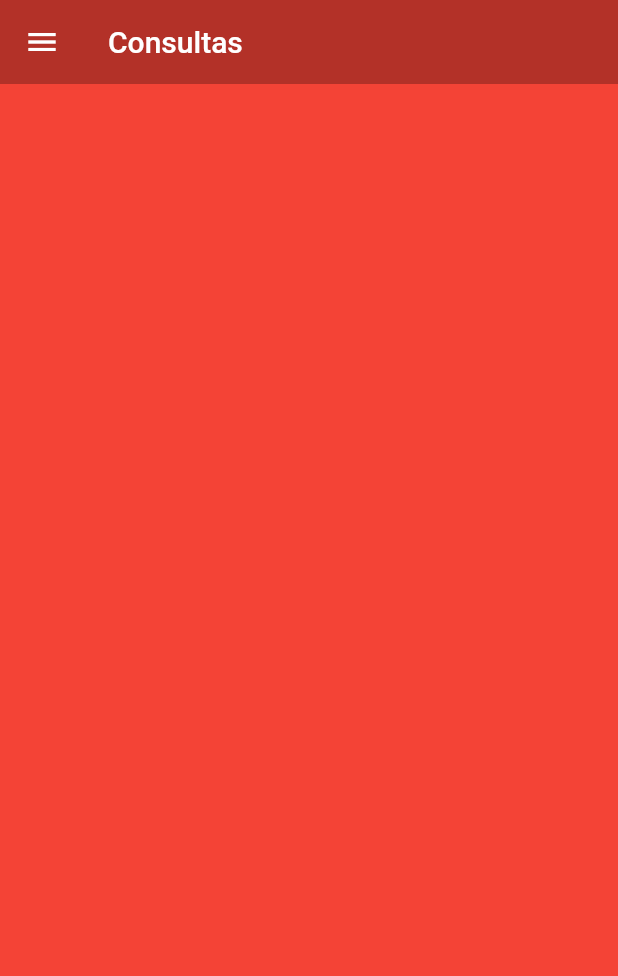
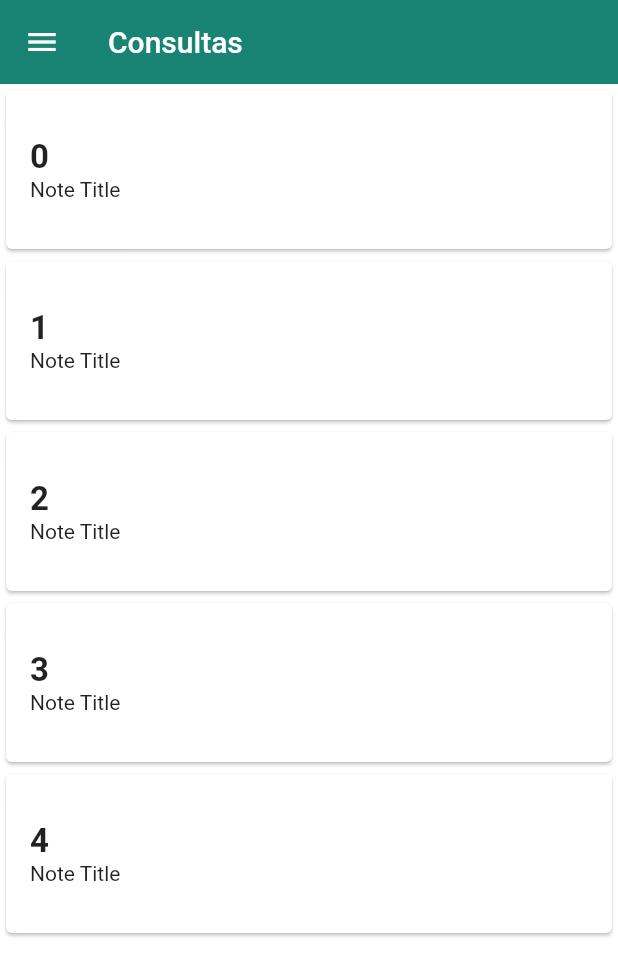
Before and after one commit to CarlosMarra33/saude_no_bolso, a Flutter app: the screen it shows after launch, swiped to page 4, on a phone screen of 412 x 824 dp. Shown: the top 976 px of the screen. Run offline on Flutter 3.47's test engine with Material 2 defaults, Android fonts, the phone set to English and light mode, and no system bars; our stand-ins replace cloud_firestore, firebase_auth, firebase_core, qr_flutter; accounts and stored records are empty; network calls fail.

Commit message:
listView_consultas

```diff
--- a/lib/screen/appointments_screen.dart
+++ b/lib/screen/appointments_screen.dart
@@ -1,19 +1,55 @@
+import 'dart:convert';
+
 import 'package:flutter/material.dart';
+import '../screen/profile_screen.dart';
 import 'package:saude_no_bolso/common/custom_drawer/custom_drawer.dart';
 
 class AppointmentsScreen extends StatelessWidget {
+  List list = [0, 1, 2, 3, 4];
+
   @override
   Widget build(BuildContext context) {
     return Scaffold(
-      extendBodyBehindAppBar: true,
+      extendBodyBehindAppBar: false,
       drawer: CustomDrawer(),
       appBar: AppBar(
-        backgroundColor: Color(0x44000000),
+        backgroundColor: Color.fromRGBO(26, 132, 116, 1),
         elevation: 0,
         title: Text("Consultas"),
       ),
       body: Container(
-        color: Colors.red,
+        color: Colors.white,
+        child: ListView.builder(
+          itemCount: list.length,
+          itemBuilder: (context, index) {
+            return InkWell(
+              child: Card(
+                color: Color.fromRGBO(255, 255, 255, 1),
+                child: Padding(
+                  padding: const EdgeInsets.only(
+                    top: 32.0, bottom: 32.0, left: 16.0, right: 16.0
+                    ),
+                  child: Column(
+                    crossAxisAlignment: CrossAxisAlignment.start,
+                    children: <Widget>[
+                      Text(
+                        list[index].toString(),
+                        // 'Note Title',
+                        style: TextStyle(
+                          fontSize: 22, fontWeight: FontWeight.bold
+                        ),
+                      ),
+                      Text(
+                        'Note Title',
+                      )
+                    ]
+                  ),
+                )
+              ),
+              // onTap: Navigator.push(context, MaterialPageRoute(builder: (context) => ProfileScreen())),
+            );
+          },
+        ),
       ),
     );
   }
```
